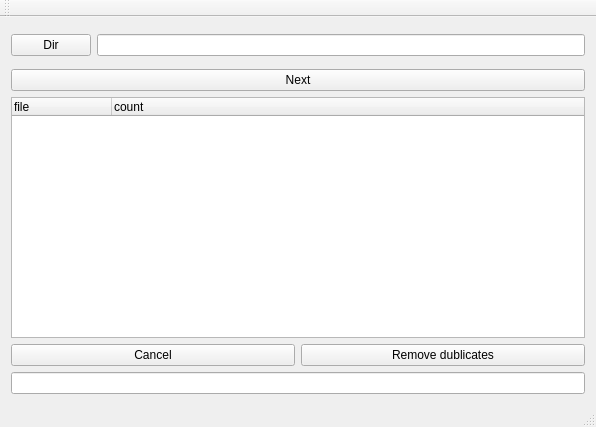
Qt form mainwindow.ui (annbumagina/dir) before a commit.
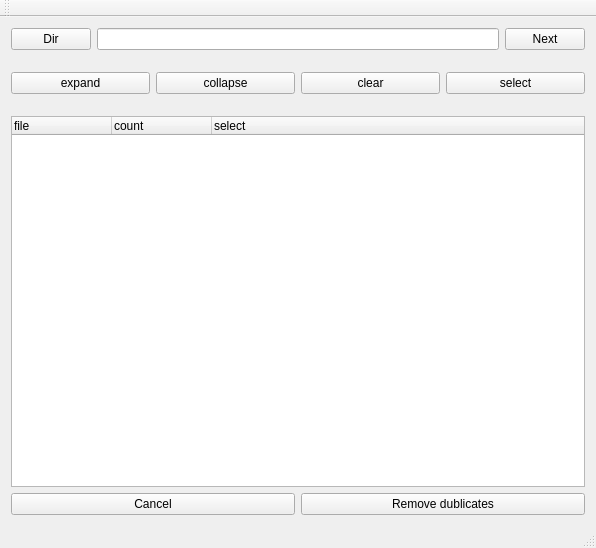
The same form after that commit.

```diff
--- a/mainwindow.ui
+++ b/mainwindow.ui
@@ -7,9 +7,15 @@
     <x>0</x>
     <y>0</y>
     <width>596</width>
-    <height>427</height>
+    <height>548</height>
    </rect>
   </property>
+  <property name="minimumSize">
+   <size>
+    <width>0</width>
+    <height>0</height>
+   </size>
+  </property>
   <property name="windowTitle">
    <string>MainWindow</string>
   </property>
@@ -22,7 +28,7 @@
         <property name="minimumSize">
          <size>
           <width>0</width>
-          <height>35</height>
+          <height>0</height>
          </size>
         </property>
         <layout class="QHBoxLayout" name="horizontalLayout_2">
@@ -48,14 +54,66 @@
          <item>
           <widget class="QLineEdit" name="lineEdit"/>
          </item>
+         <item>
+          <widget class="QPushButton" name="pushButton">
+           <property name="text">
+            <string>Next</string>
+           </property>
+          </widget>
+         </item>
         </layout>
        </widget>
       </item>
       <item>
-       <widget class="QPushButton" name="pushButton">
-        <property name="text">
-         <string>Next</string>
+       <widget class="QWidget" name="widget_3" native="true">
+        <property name="minimumSize">
+         <size>
+          <width>0</width>
+          <height>0</height>
+         </size>
         </property>
+        <layout class="QHBoxLayout" name="horizontalLayout_3">
+         <property name="leftMargin">
+          <number>0</number>
+         </property>
+         <property name="topMargin">
+          <number>16</number>
+         </property>
+         <property name="rightMargin">
+          <number>0</number>
+         </property>
+         <property name="bottomMargin">
+          <number>16</number>
+         </property>
+         <item>
+          <widget class="QPushButton" name="expand">
+           <property name="text">
+            <string>expand</string>
+           </property>
+          </widget>
+         </item>
+         <item>
+          <widget class="QPushButton" name="collapse">
+           <property name="text">
+            <string>collapse</string>
+           </property>
+          </widget>
+         </item>
+         <item>
+          <widget class="QPushButton" name="clear">
+           <property name="text">
+            <string>clear</string>
+           </property>
+          </widget>
+         </item>
+         <item>
+          <widget class="QPushButton" name="select">
+           <property name="text">
+            <string>select</string>
+           </property>
+          </widget>
+         </item>
+        </layout>
        </widget>
       </item>
       <item>
@@ -70,6 +128,11 @@
           <string>count</string>
          </property>
         </column>
+        <column>
+         <property name="text">
+          <string>select</string>
+         </property>
+        </column>
        </widget>
       </item>
       <item>
@@ -110,9 +173,6 @@
         </layout>
        </widget>
       </item>
-      <item>
-       <widget class="QLineEdit" name="failEdit"/>
-      </item>
      </layout>
     </item>
    </layout>
```
Left out of the diff: 2 changed lines with no effect on the pictures.
